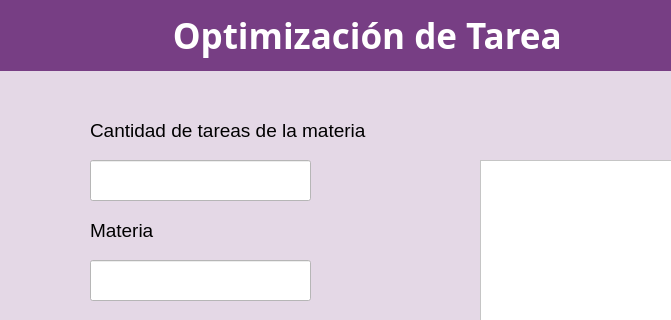
Qt form ui.ui (ozel-byte/todo-app-proyecto-c3) before a commit; both pictures show x 0 to 671 and y 0 to 320 of the 927 by 763 pixel window.
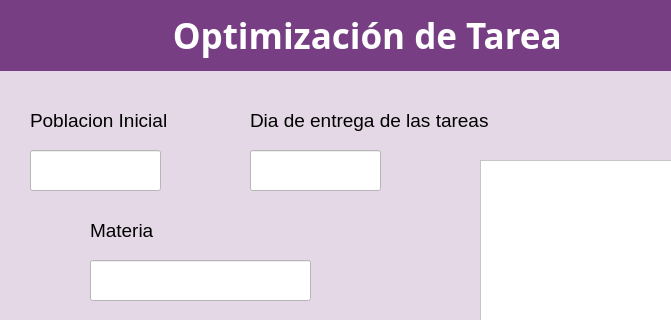
The same form after that commit.

The edit to the form file:
```diff
--- a/ui.ui
+++ b/ui.ui
@@ -314,9 +314,9 @@
    <widget class="QLabel" name="label_6">
     <property name="geometry">
      <rect>
-      <x>90</x>
-      <y>110</y>
-      <width>391</width>
+      <x>30</x>
+      <y>100</y>
+      <width>171</width>
       <height>41</height>
      </rect>
     </property>
@@ -332,15 +332,15 @@
      <string notr="true">color: rgb(0, 0, 0);</string>
     </property>
     <property name="text">
-     <string>Cantidad de tareas de la materia</string>
+     <string>Poblacion Inicial</string>
     </property>
    </widget>
    <widget class="QLineEdit" name="cantidad_tarea_por_materia">
     <property name="geometry">
      <rect>
-      <x>90</x>
-      <y>160</y>
-      <width>221</width>
+      <x>30</x>
+      <y>150</y>
+      <width>131</width>
       <height>41</height>
      </rect>
     </property>
@@ -405,6 +405,55 @@
      <string>¿Desea iniciar la optimización?</string>
     </property>
    </widget>
+   <widget class="QLineEdit" name="cantidad_tarea_por_materia_2">
+    <property name="geometry">
+     <rect>
+      <x>250</x>
+      <y>150</y>
+      <width>131</width>
+      <height>41</height>
+     </rect>
+    </property>
+    <property name="font">
+     <font>
+      <family>Segoe UI</family>
+      <pointsize>12</pointsize>
+      <weight>50</weight>
+      <bold>false</bold>
+     </font>
+    </property>
+    <property name="styleSheet">
+     <string notr="true">background-color: rgb(255, 255, 255);
+color: rgb(0, 0, 0);</string>
+    </property>
+    <property name="text">
+     <string/>
+    </property>
+   </widget>
+   <widget class="QLabel" name="label_8">
+    <property name="geometry">
+     <rect>
+      <x>250</x>
+      <y>100</y>
+      <width>291</width>
+      <height>41</height>
+     </rect>
+    </property>
+    <property name="font">
+     <font>
+      <family>Segoe UI</family>
+      <pointsize>14</pointsize>
+      <weight>50</weight>
+      <bold>false</bold>
+     </font>
+    </property>
+    <property name="styleSheet">
+     <string notr="true">color: rgb(0, 0, 0);</string>
+    </property>
+    <property name="text">
+     <string>Dia de entrega de las tareas</string>
+    </property>
+   </widget>
   </widget>
   <widget class="QStatusBar" name="statusbar"/>
  </widget>
```
